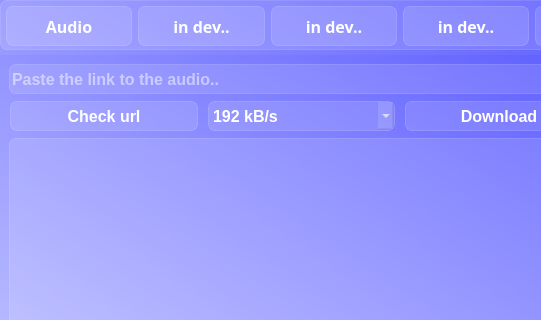
First picture: the form in src/blackpearl/ui/ui/main_ui.ui, repository Skorikof/BlackPearl, before the edit; both pictures show x 0 to 541 and y 0 to 320 of the 800 by 600 pixel window.
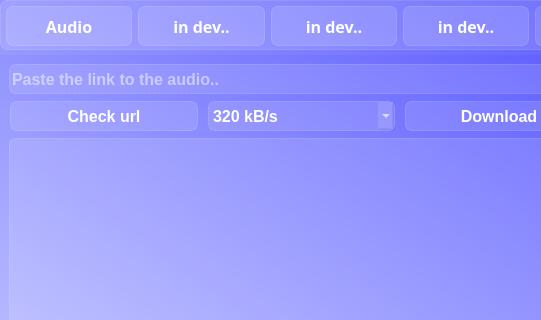
Second picture: the form after the edit.

The edit to the form file:
```diff
--- a/src/blackpearl/ui/ui/main_ui.ui
+++ b/src/blackpearl/ui/ui/main_ui.ui
@@ -438,7 +438,7 @@
 border-radius: 7px;</string>
              </property>
              <property name="currentIndex">
-              <number>1</number>
+              <number>2</number>
              </property>
              <item>
               <property name="text">
```
